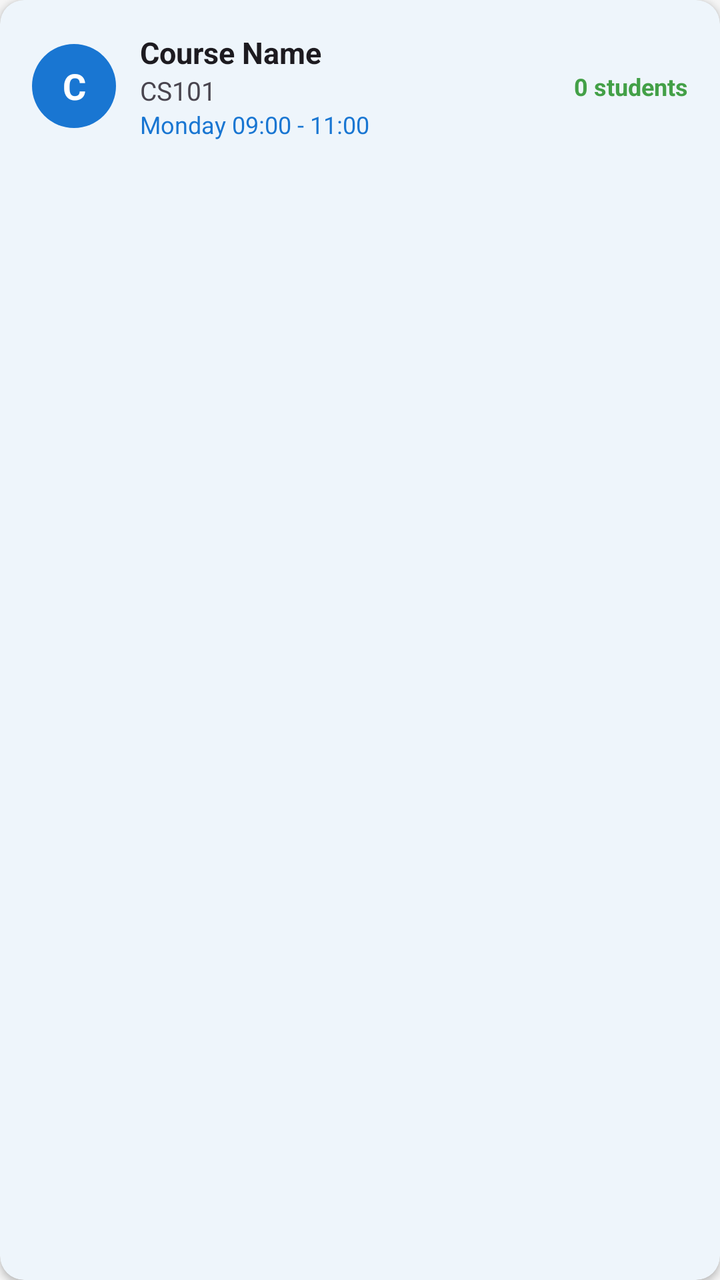
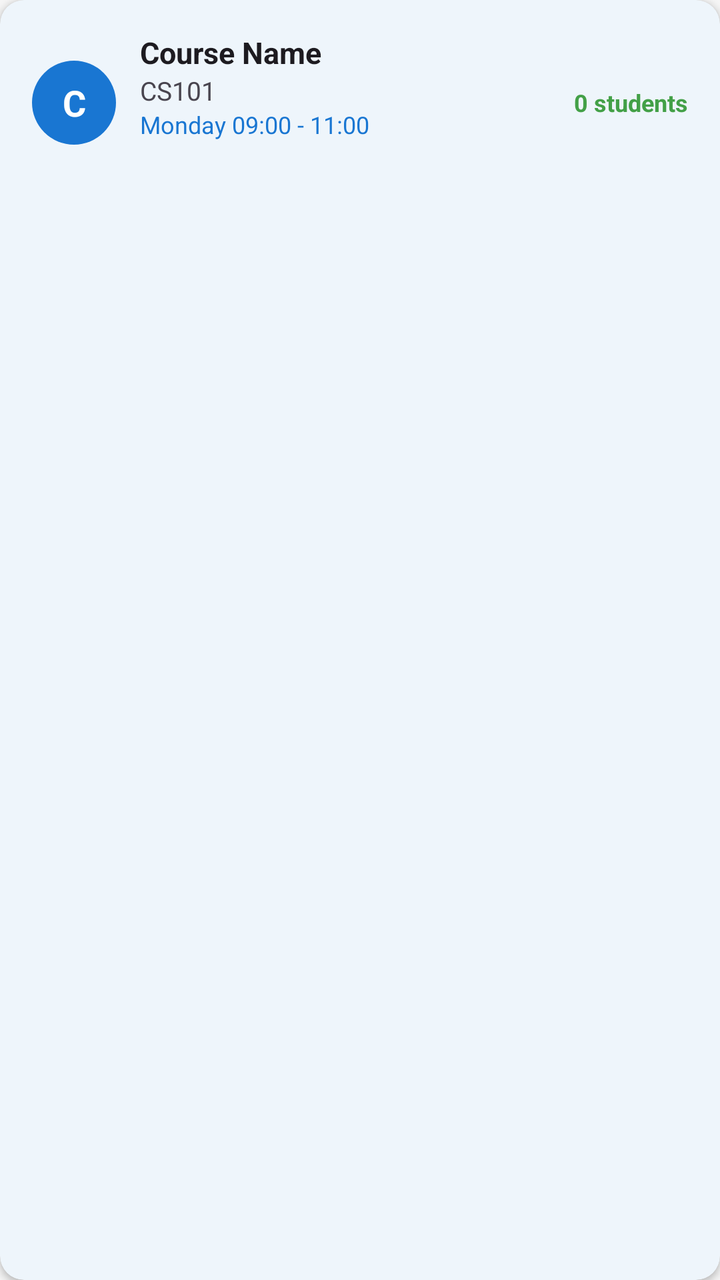

Screens rendered from an Android XML layout before and after an edit, with the pre-edit source and the edit as a unified diff.
<!-- AndroidManifest.xml: application theme Theme.Sers -->
<!-- res/layout/item_enrollment_course.xml -->
<?xml version="1.0" encoding="utf-8"?>
<com.google.android.material.card.MaterialCardView
    xmlns:android="http://schemas.android.com/apk/res/android"
    xmlns:app="http://schemas.android.com/apk/res-auto"
    android:layout_width="match_parent"
    android:layout_height="wrap_content"
    android:layout_marginBottom="10dp"
    app:cardCornerRadius="12dp"
    app:cardElevation="2dp"
    app:strokeWidth="0dp">

    <LinearLayout
        android:layout_width="match_parent"
        android:layout_height="wrap_content"
        android:orientation="horizontal"
        android:padding="16dp"
        android:gravity="center_vertical">

        
        <com.google.android.material.textview.MaterialTextView
            android:id="@+id/tvCourseIcon"
            android:layout_width="42dp"
            android:layout_height="42dp"
            android:gravity="center"
            android:text="C"
            android:textColor="#FFFFFF"
            android:textSize="18sp"
            android:textStyle="bold"
            android:background="@drawable/circle_avatar"
            android:layout_marginEnd="12dp"/>

        
        <LinearLayout
            android:layout_width="0dp"
            android:layout_height="wrap_content"
            android:layout_weight="1"
            android:orientation="vertical">

            <TextView
                android:id="@+id/tvCourseName"
                android:layout_width="wrap_content"
                android:layout_height="wrap_content"
                android:text="Course Name"
                android:textSize="15sp"
                android:textStyle="bold"
                android:textColor="?android:textColorPrimary"/>

            <TextView
                android:id="@+id/tvCourseCode"
                android:layout_width="wrap_content"
                android:layout_height="wrap_content"
                android:text="CS101"
                android:textSize="13sp"
                android:textColor="?android:textColorSecondary"/>

            <TextView
                android:id="@+id/tvSchedule"
                android:layout_width="wrap_content"
                android:layout_height="wrap_content"
                android:text="Monday 09:00 - 11:00"
                android:textSize="12sp"
                android:textColor="?attr/colorPrimary"/>

        </LinearLayout>

        
        <LinearLayout
            android:layout_width="wrap_content"
            android:layout_height="wrap_content"
            android:orientation="vertical"
            android:gravity="center">

            <TextView
                android:id="@+id/tvStudentCount"
                android:layout_width="wrap_content"
                android:layout_height="wrap_content"
                android:text="0 students"
                android:textSize="12sp"
                android:textStyle="bold"
                android:textColor="#43A047"/>

        </LinearLayout>

    </LinearLayout>
</com.google.android.material.card.MaterialCardView>
<!-- resources referenced by this layout -->
<resources>
  <!-- drawable circle_avatar (drawable) -->
  <?xml version="1.0" encoding="utf-8"?>
  <shape xmlns:android="http://schemas.android.com/apk/res/android"
      android:shape="oval">
      <solid android:color="#1976D2"/>
  </shape>
  <style name="Theme.Sers" parent="Base.Theme.Sers" />
  <style name="Base.Theme.Sers" parent="Theme.Material3.DayNight.NoActionBar">
          <item name="colorPrimary">#1976D2</item>
          <item name="colorPrimaryVariant">#1565C0</item>
          <item name="colorOnPrimary">#FFFFFF</item>
          <item name="colorSecondary">#43A047</item>
          <item name="colorOnSecondary">#FFFFFF</item>
          <item name="android:colorBackground">#F5F5F5</item>
          <item name="colorSurface">#FFFFFF</item>
          <item name="colorError">#B00020</item>
      </style>
</resources>

<!-- the commit's change to res/layout/item_enrollment_course.xml (unified diff, before → after) -->
@@ -61,6 +61,13 @@
                 android:textSize="12sp"
                 android:textColor="?attr/colorPrimary"/>
 
+            <TextView
+                android:id="@+id/tvTeacherName"
+                android:layout_width="wrap_content"
+                android:layout_height="wrap_content"
+                android:textSize="12sp"
+                android:textColor="?android:textColorSecondary"/>
+
         </LinearLayout>
 
         
